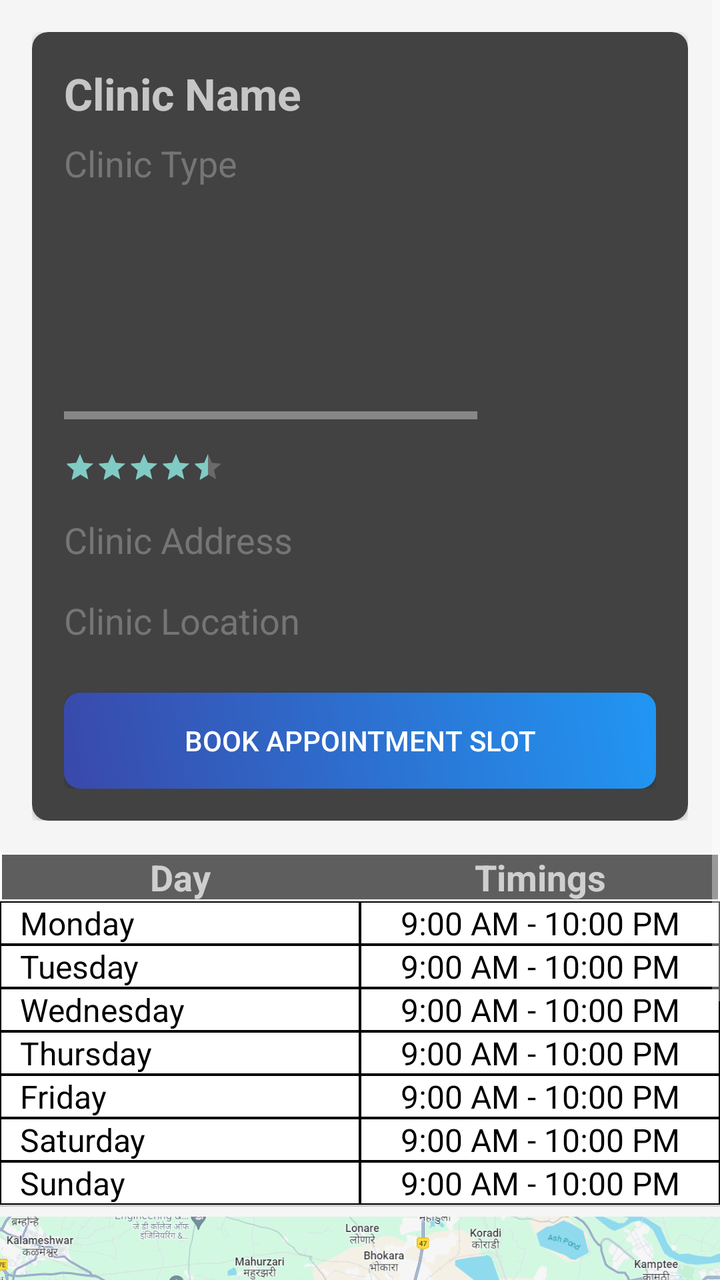
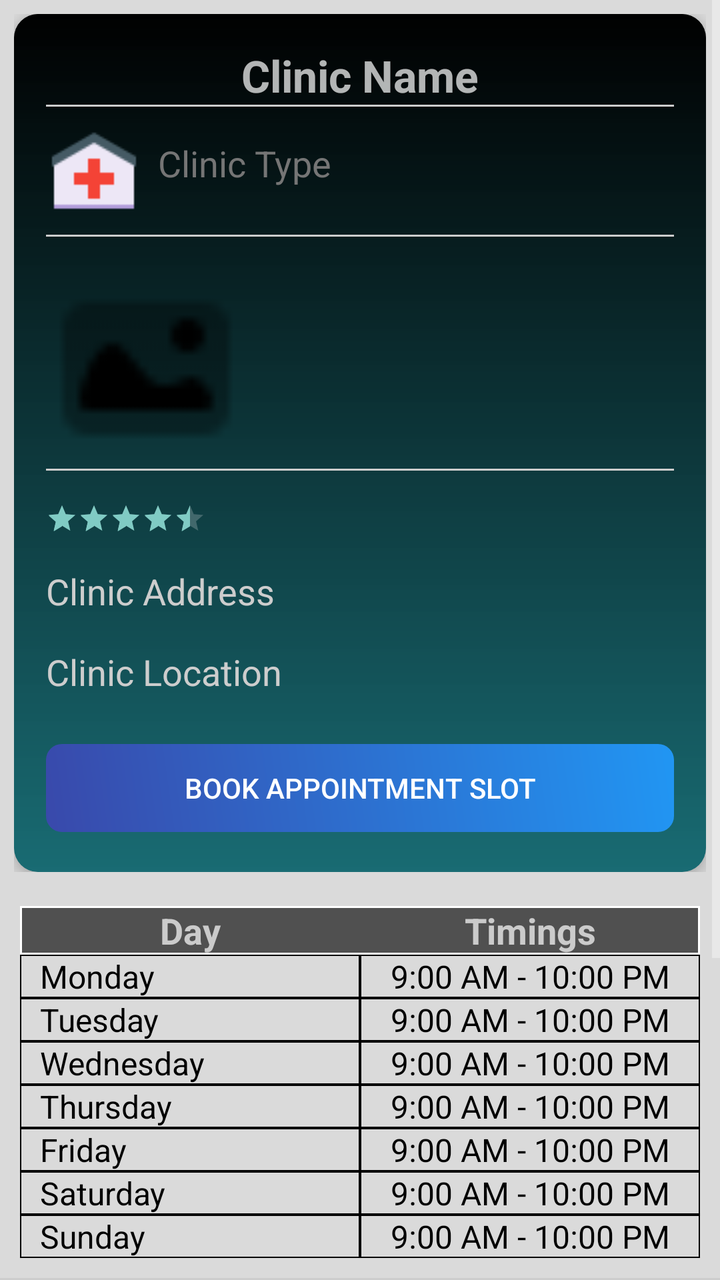

The first picture is an Android layout as it rendered before a commit; the second is the same layout after the commit. The layout source and the unified diff follow.
<!-- AndroidManifest.xml: application theme Theme.AppCompat -->
<!-- res/layout/activity_view_more.xml -->
<?xml version="1.0" encoding="utf-8"?>
<ScrollView xmlns:android="http://schemas.android.com/apk/res/android"
    xmlns:app="http://schemas.android.com/apk/res-auto"
    android:layout_width="match_parent"
    android:layout_height="match_parent"
    android:background="#F5F5F5">

    <LinearLayout
        android:layout_width="match_parent"
        android:layout_height="wrap_content"
        android:orientation="vertical">

        <RelativeLayout
            android:layout_width="match_parent"
            android:layout_height="wrap_content"
            android:padding="16dp">

            <ProgressBar
                android:id="@+id/progressBar"
                android:layout_width="wrap_content"
                android:layout_height="wrap_content"
                android:layout_centerInParent="true"
                android:visibility="visible" />

            
            <androidx.cardview.widget.CardView
                android:id="@+id/cardClinic"
                android:layout_width="match_parent"
                android:layout_height="wrap_content"
                android:background="#FFFFFF"
                app:cardCornerRadius="8dp">

                <LinearLayout
                    android:layout_width="match_parent"
                    android:layout_height="wrap_content"
                    android:orientation="vertical"
                    android:padding="16dp">

                    <TextView
                        android:id="@+id/textClinicName1"
                        android:layout_width="wrap_content"
                        android:layout_height="wrap_content"
                        android:text="Clinic Name"
                        android:textSize="22sp"
                        android:textStyle="bold" />

                    <TextView
                        android:id="@+id/textClinictype"
                        android:layout_width="wrap_content"
                        android:layout_height="wrap_content"
                        android:paddingTop="8dp"
                        android:text="Clinic Type"
                        android:textColor="#757575"
                        android:textSize="18sp" />

                    
                    <HorizontalScrollView
                        android:layout_width="match_parent"
                        android:layout_height="wrap_content"
                        android:layout_marginTop="16dp">

                        <LinearLayout
                            android:layout_width="wrap_content"
                            android:layout_height="wrap_content"
                            android:orientation="horizontal">

                            
                            <ImageView
                                android:id="@+id/imagePreview1"
                                android:layout_width="100dp"
                                android:layout_height="100dp"
                                android:layout_marginRight="8dp"
                                android:scaleType="centerCrop" />

                            <ImageView
                                android:id="@+id/imagePreview2"
                                android:layout_width="100dp"
                                android:layout_height="100dp"
                                android:layout_marginRight="8dp"
                                android:scaleType="centerCrop" />

                            <ImageView
                                android:id="@+id/imagePreview3"
                                android:layout_width="100dp"
                                android:layout_height="100dp"
                                android:layout_marginRight="8dp"
                                android:scaleType="centerCrop" />

                            <ImageView
                                android:id="@+id/imagePreview4"
                                android:layout_width="100dp"
                                android:layout_height="100dp"
                                android:scaleType="centerCrop" />
                        </LinearLayout>
                    </HorizontalScrollView>

                    <RatingBar
                        style="?android:attr/ratingBarStyleSmall"
                        android:layout_width="wrap_content"
                        android:layout_height="wrap_content"
                        android:layout_marginTop="16dp"
                        android:numStars="5"
                        android:rating="4.5"
                        android:stepSize="0.1" />

                    <TextView
                        android:id="@+id/textClinicAddress1"
                        android:layout_width="wrap_content"
                        android:layout_height="wrap_content"
                        android:layout_marginTop="16dp"
                        android:text="Clinic Address"
                        android:textColor="#757575"
                        android:textSize="18sp" />

                    <TextView
                        android:id="@+id/textCliniclocation"
                        android:layout_width="wrap_content"
                        android:layout_height="wrap_content"
                        android:layout_marginTop="16dp"
                        android:text="Clinic Location"
                        android:textColor="#757575"
                        android:textSize="18sp" />

                    <Button
                        android:id="@+id/buttonBookAppointment"
                        android:layout_width="match_parent"
                        android:layout_height="wrap_content"
                        android:layout_marginTop="24dp"
                        android:background="@drawable/bg_blue_button"
                        android:text="Book Appointment Slot"
                        android:textColor="#FFFFFF" />
                </LinearLayout>
            </androidx.cardview.widget.CardView>
        </RelativeLayout>

        <TableLayout
            android:id="@+id/tableLayoutSchedule"
            android:layout_width="match_parent"
            android:layout_height="wrap_content"
            android:background="#FFFFFF">

            
            <TableRow android:background="@drawable/table_border">

                <TextView
                    android:layout_width="0dp"
                    android:layout_height="wrap_content"
                    android:layout_weight="1"
                    android:gravity="center"
                    android:text="Day"
                    android:textSize="18sp"
                    android:textStyle="bold" />

                <TextView
                    android:layout_width="0dp"
                    android:layout_height="wrap_content"
                    android:layout_weight="1"
                    android:gravity="center"
                    android:text="Timings"
                    android:textSize="18sp"
                    android:textStyle="bold" />
            </TableRow>

            
            <TableRow>

                <TextView
                    android:layout_width="0dp"
                    android:layout_height="wrap_content"
                    android:layout_weight="1"
                    android:background="@drawable/table_cell_border"
                    android:gravity="left"
                    android:paddingLeft="10dp"
                    android:text="Monday"
                    android:textColor="#000000"
                    android:textSize="16sp" />

                <TextView
                    android:id="@+id/textMondayTimings"
                    android:layout_width="0dp"
                    android:layout_height="wrap_content"
                    android:layout_weight="1"
                    android:background="@drawable/table_cell_border"
                    android:gravity="center"
                    android:text="9:00 AM - 10:00 PM"
                    android:textColor="#000000"
                    android:textSize="16sp" />
            </TableRow>

            <TableRow>

                <TextView
                    android:layout_width="0dp"
                    android:layout_height="wrap_content"
                    android:layout_weight="1"
                    android:background="@drawable/table_cell_border"
                    android:gravity="left"
                    android:paddingLeft="10dp"
                    android:text="Tuesday"
                    android:textColor="#000000"
                    android:textSize="16sp" />

                <TextView
                    android:id="@+id/textTuesdayTimings"
                    android:layout_width="0dp"
                    android:layout_height="wrap_content"
                    android:layout_weight="1"
                    android:background="@drawable/table_cell_border"
                    android:gravity="center"
                    android:text="9:00 AM - 10:00 PM"
                    android:textColor="#000000"
                    android:textSize="16sp" />
            </TableRow>

            <TableRow>

                <TextView
                    android:layout_width="0dp"
                    android:layout_height="wrap_content"
                    android:layout_weight="1"
                    android:background="@drawable/table_cell_border"
                    android:gravity="left"
                    android:paddingLeft="10dp"
                    android:text="Wednesday"
                    android:textColor="#000000"
                    android:textSize="16sp" />

                <TextView
                    android:id="@+id/textWednesdayTimings"
                    android:layout_width="0dp"
                    android:layout_height="wrap_content"
                    android:layout_weight="1"
                    android:background="@drawable/table_cell_border"
                    android:gravity="center"
                    android:text="9:00 AM - 10:00 PM"
                    android:textColor="#000000"
                    android:textSize="16sp" />
            </TableRow>

            <TableRow>

                <TextView
                    android:layout_width="0dp"
                    android:layout_height="wrap_content"
                    android:layout_weight="1"
                    android:background="@drawable/table_cell_border"
                    android:gravity="left"
                    android:paddingLeft="10dp"
                    android:text="Thursday"
                    android:textColor="#000000"
                    android:textSize="16sp" />

                <TextView
                    android:id="@+id/textThursdayTimings"
                    android:layout_width="0dp"
                    android:layout_height="wrap_content"
                    android:layout_weight="1"
                    android:background="@drawable/table_cell_border"
                    android:gravity="center"
                    android:text="9:00 AM - 10:00 PM"
                    android:textColor="#000000"
                    android:textSize="16sp" />
            </TableRow>

            <TableRow>

                <TextView
                    android:layout_width="0dp"
                    android:layout_height="wrap_content"
                    android:layout_weight="1"
                    android:background="@drawable/table_cell_border"
                    android:gravity="left"
                    android:paddingLeft="10dp"
                    android:text="Friday"
                    android:textColor="#000000"
                    android:textSize="16sp" />

                <TextView
                    android:id="@+id/textFridayTimings"
                    android:layout_width="0dp"
                    android:layout_height="wrap_content"
                    android:layout_weight="1"
                    android:background="@drawable/table_cell_border"
                    android:gravity="center"
                    android:text="9:00 AM - 10:00 PM"
                    android:textColor="#000000"
                    android:textSize="16sp" />
            </TableRow>

            <TableRow>

                <TextView
                    android:layout_width="0dp"
                    android:layout_height="wrap_content"
                    android:layout_weight="1"
                    android:background="@drawable/table_cell_border"
                    android:gravity="left"
                    android:paddingLeft="10dp"
                    android:text="Saturday"
                    android:textColor="#000000"
                    android:textSize="16sp" />

                <TextView
                    android:id="@+id/textSaturdayTimings"
                    android:layout_width="0dp"
                    android:layout_height="wrap_content"
                    android:layout_weight="1"
                    android:background="@drawable/table_cell_border"
                    android:gravity="center"
                    android:text="9:00 AM - 10:00 PM"
                    android:textColor="#000000"
                    android:textSize="16sp" />
            </TableRow>

            <TableRow>

                <TextView
                    android:layout_width="0dp"
                    android:layout_height="wrap_content"
                    android:layout_weight="1"
                    android:background="@drawable/table_cell_border"
                    android:gravity="left"
                    android:paddingLeft="10dp"
                    android:text="Sunday"
                    android:textColor="#000000"
                    android:textSize="16sp" />

                <TextView
                    android:id="@+id/textSundayTimings"
                    android:layout_width="0dp"
                    android:layout_height="wrap_content"
                    android:layout_weight="1"
                    android:background="@drawable/table_cell_border"
                    android:gravity="center"
                    android:text="9:00 AM - 10:00 PM"
                    android:textColor="#000000"
                    android:textSize="16sp" />
            </TableRow>
        </TableLayout>

        <View
            android:layout_width="match_parent"
            android:layout_height="1dp"
            android:background="#CCCCCC" />

        <FrameLayout
            android:layout_width="match_parent"
            android:layout_height="210dp"
            android:layout_marginTop="5dp">

            
            <ImageView
                android:layout_width="match_parent"
                android:layout_height="210dp"
                android:scaleType="centerCrop"
                android:src="@drawable/map" />

            
            <Button
                android:id="@+id/buttonViewOnMap"
                android:layout_width="118dp"
                android:layout_height="wrap_content"
                android:layout_gravity="center"
                android:layout_marginLeft="8dp"
                android:background="@drawable/rounded_button"
                android:text="View on Map"
                android:textColor="#FFFFFF" />
        </FrameLayout>
    </LinearLayout>
</ScrollView>
<!-- resources referenced by this layout -->
<resources>
  <!-- drawable bg_blue_button (drawable) -->
  <shape xmlns:android="http://schemas.android.com/apk/res/android">
      <gradient
          android:angle="45"
          android:endColor="#2196F3"
          android:startColor="#3949AB" />
      <corners android:radius="8dp" />
  </shape>
  <!-- drawable map: png bitmap (drawable, 633407 bytes) -->
  <!-- drawable rounded_button (drawable) -->
  <?xml version="1.0" encoding="utf-8"?>
  <selector xmlns:android="http://schemas.android.com/apk/res/android">
      <item>
          <shape android:shape="rectangle">
              <corners android:radius="8dp" />
              <solid android:color="#00B0FF" />
          </shape>
      </item>
  </selector>
  <!-- drawable table_border (drawable) -->
  <shape xmlns:android="http://schemas.android.com/apk/res/android">
      <solid android:color="#A1000000" />
      <stroke
          android:width="1dp"
          android:color="#FFFFFF" />
  </shape>
  <!-- drawable table_cell_border (drawable) -->
  <shape xmlns:android="http://schemas.android.com/apk/res/android"
      android:shape="rectangle">
      <stroke
          android:width="0.8dp"
          android:color="#000000" />
  </shape>
</resources>

<!-- the commit's change to res/layout/activity_view_more.xml (unified diff, before → after) -->
@@ -3,7 +3,7 @@
     xmlns:app="http://schemas.android.com/apk/res-auto"
     android:layout_width="match_parent"
     android:layout_height="match_parent"
-    android:background="#F5F5F5">
+    android:background="#D2FFFFFF">
 
     <LinearLayout
         android:layout_width="match_parent"
@@ -13,7 +13,7 @@
         <RelativeLayout
             android:layout_width="match_parent"
             android:layout_height="wrap_content"
-            android:padding="16dp">
+            android:padding="7dp">
 
             <ProgressBar
                 android:id="@+id/progressBar"
@@ -23,54 +23,80 @@
                 android:visibility="visible" />
 
             
-            <androidx.cardview.widget.CardView
-                android:id="@+id/cardClinic"
-                android:layout_width="match_parent"
-                android:layout_height="wrap_content"
-                android:background="#FFFFFF"
-                app:cardCornerRadius="8dp">
-
-                <LinearLayout
-                    android:layout_width="match_parent"
-                    android:layout_height="wrap_content"
-                    android:orientation="vertical"
-                    android:padding="16dp">
-
-                    <TextView
-                        android:id="@+id/textClinicName1"
-                        android:layout_width="wrap_content"
-                        android:layout_height="wrap_content"
-                        android:text="Clinic Name"
-                        android:textSize="22sp"
-                        android:textStyle="bold" />
-
-                    <TextView
-                        android:id="@+id/textClinictype"
-                        android:layout_width="wrap_content"
-                        android:layout_height="wrap_content"
-                        android:paddingTop="8dp"
-                        android:text="Clinic Type"
-                        android:textColor="#757575"
-                        android:textSize="18sp" />
-
-                    
-                    <HorizontalScrollView
-                        android:layout_width="match_parent"
-                        android:layout_height="wrap_content"
-                        android:layout_marginTop="16dp">
-
-                        <LinearLayout
-                            android:layout_width="wrap_content"
-                            android:layout_height="wrap_content"
-                            android:orientation="horizontal">
-
-                            
-                            <ImageView
-                                android:id="@+id/imagePreview1"
-                                android:layout_width="100dp"
-                                android:layout_height="100dp"
-                                android:layout_marginRight="8dp"
-                                android:scaleType="centerCrop" />
+        <androidx.cardview.widget.CardView
+            android:id="@+id/cardClinic"
+            android:layout_width="match_parent"
+            android:layout_height="wrap_content"
+            app:cardCornerRadius="12dp"
+            app:cardElevation="4dp">
+
+        <LinearLayout
+            android:layout_width="match_parent"
+            android:layout_height="wrap_content"
+            android:orientation="vertical"
+            android:background="@drawable/android_fade"
+            android:padding="16dp">
+
+            <TextView
+                android:id="@+id/textClinicName1"
+                android:layout_width="wrap_content"
+                android:layout_height="wrap_content"
+                android:layout_gravity="center"
+                android:text="Clinic Name"
+                android:textSize="22sp"
+                android:textStyle="bold" />
+
+            
+            <View
+                android:layout_width="match_parent"
+                android:layout_height="1dp"
+                android:background="#CCCCCC" />
+
+            
+            <LinearLayout
+                android:layout_width="match_parent"
+                android:layout_height="wrap_content"
+                android:orientation="horizontal"
+                android:paddingTop="8dp"
+                android:paddingBottom="8dp">
+
+                <ImageView
+                    android:layout_width="wrap_content"
+                    android:layout_height="wrap_content"
+                    android:src="@drawable/clinic" />
+
+                <TextView
+                    android:id="@+id/textClinictype"
+                    android:layout_width="wrap_content"
+                    android:layout_height="wrap_content"
+                    android:layout_marginStart="8dp"
+                    android:layout_marginTop="8dp"
+                    android:text="Clinic Type"
+                    android:textColor="#757575"
+                    android:textSize="18sp" />
+            </LinearLayout>
+
+            
+            <View
+                android:layout_width="match_parent"
+                android:layout_height="1dp"
+                android:background="#CCCCCC" />
+
+            
+            <LinearLayout
+                android:layout_width="match_parent"
+                android:layout_height="wrap_content"
+                android:orientation="horizontal"
+                android:paddingTop="16dp">
+
+                
+                <ImageView
+                    android:id="@+id/imagePreview1"
+                    android:layout_width="100dp"
+                    android:layout_height="100dp"
+                    android:layout_marginEnd="8dp"
+                    android:background="@drawable/imageviewnew"
+                    android:scaleType="centerCrop" />
 
                             <ImageView
                                 android:id="@+id/imagePreview2"
@@ -92,56 +118,59 @@
                                 android:layout_height="100dp"
                                 android:scaleType="centerCrop" />
                         </LinearLayout>
-                    </HorizontalScrollView>
-
-                    <RatingBar
-                        style="?android:attr/ratingBarStyleSmall"
-                        android:layout_width="wrap_content"
-                        android:layout_height="wrap_content"
-                        android:layout_marginTop="16dp"
-                        android:numStars="5"
-                        android:rating="4.5"
-                        android:stepSize="0.1" />
-
-                    <TextView
-                        android:id="@+id/textClinicAddress1"
-                        android:layout_width="wrap_content"
-                        android:layout_height="wrap_content"
-                        android:layout_marginTop="16dp"
-                        android:text="Clinic Address"
-                        android:textColor="#757575"
-                        android:textSize="18sp" />
-
-                    <TextView
-                        android:id="@+id/textCliniclocation"
-                        android:layout_width="wrap_content"
-                        android:layout_height="wrap_content"
-                        android:layout_marginTop="16dp"
-                        android:text="Clinic Location"
-                        android:textColor="#757575"
-                        android:textSize="18sp" />
-
-                    <Button
-                        android:id="@+id/buttonBookAppointment"
-                        android:layout_width="match_parent"
-                        android:layout_height="wrap_content"
-                        android:layout_marginTop="24dp"
-                        android:background="@drawable/bg_blue_button"
-                        android:text="Book Appointment Slot"
-                        android:textColor="#FFFFFF" />
+        <View
+            android:layout_width="match_parent"
+            android:layout_height="1dp"
+            android:background="#CCCCCC" />
+
+        
+        <RatingBar
+            style="?android:attr/ratingBarStyleSmall"
+            android:layout_width="wrap_content"
+            android:layout_height="wrap_content"
+            android:layout_marginTop="16dp"
+            android:numStars="5"
+            android:rating="4.5"
+            android:stepSize="0.1" />
+
+        
+        <TextView
+            android:id="@+id/textClinicAddress1"
+            android:layout_width="wrap_content"
+            android:layout_height="wrap_content"
+            android:layout_marginTop="16dp"
+            android:text="Clinic Address"
+            android:textColor="#CDCDCD"
+            android:textSize="18sp" />
+
+        
+        <TextView
+            android:id="@+id/textCliniclocation"
+            android:layout_width="wrap_content"
+            android:layout_height="wrap_content"
+            android:layout_marginTop="16dp"
+            android:text="Clinic Location"
+            android:textColor="#CDCDCD"
+            android:textSize="18sp" />
+
+        
+        <Button
+            android:id="@+id/buttonBookAppointment"
+            android:layout_width="match_parent"
+            android:layout_height="wrap_content"
+            android:layout_marginTop="24dp"
+            android:background="@drawable/bg_blue_button"
+            android:text="Book Appointment Slot"
+            android:textColor="#FFFFFF" />
                 </LinearLayout>
             </androidx.cardview.widget.CardView>
         </RelativeLayout>
-
         <TableLayout
             android:id="@+id/tableLayoutSchedule"
             android:layout_width="match_parent"
-            android:layout_height="wrap_content"
-            android:background="#FFFFFF">
-
-            
+            android:padding="10dp"
+            android:layout_height="wrap_content">
             <TableRow android:background="@drawable/table_border">
-
                 <TextView
                     android:layout_width="0dp"
                     android:layout_height="wrap_content"
@@ -160,7 +189,6 @@
                     android:textSize="18sp"
                     android:textStyle="bold" />
             </TableRow>
-
             
             <TableRow>
 
@@ -362,7 +390,7 @@
                 android:layout_height="wrap_content"
                 android:layout_gravity="center"
                 android:layout_marginLeft="8dp"
-                android:background="@drawable/rounded_button"
+                android:background="@drawable/bg_blue_button"
                 android:text="View on Map"
                 android:textColor="#FFFFFF" />
         </FrameLayout>
<!-- resource entries referenced after the edit -->
@@ -1,24 +1,37 @@
 <!-- resources referenced by this layout -->
 <resources>
-  <!-- drawable bg_blue_button (drawable) -->
+  <!-- drawable android_fade (drawable) -->
   <shape xmlns:android="http://schemas.android.com/apk/res/android">
       <gradient
-          android:angle="45"
-          android:endColor="#2196F3"
-          android:startColor="#3949AB" />
-      <corners android:radius="8dp" />
+          android:angle="270"
+          android:endColor="#A100838F"
+          android:startColor="#000000"
+          android:type="linear" />
   </shape>
-  <!-- drawable map: png bitmap (drawable, 633407 bytes) -->
-  <!-- drawable rounded_button (drawable) -->
-  <?xml version="1.0" encoding="utf-8"?>
-  <selector xmlns:android="http://schemas.android.com/apk/res/android">
+  <!-- drawable bg_blue_button (drawable) -->
+  <layer-list xmlns:android="http://schemas.android.com/apk/res/android">
+      
       <item>
           <shape android:shape="rectangle">
               <corners android:radius="8dp" />
-              <solid android:color="#00B0FF" />
+              <solid android:color="@android:color/transparent" />
+              <padding android:bottom="4dp" />
           </shape>
       </item>
-  </selector>
+      
+      <item>
+          <shape android:shape="rectangle">
+              <gradient
+                  android:angle="45"
+                  android:endColor="#2196F3"
+                  android:startColor="#3949AB" />
+              <corners android:radius="8dp" />
+          </shape>
+      </item>
+  </layer-list>
+  <!-- drawable clinic: png bitmap (drawable, 627 bytes) -->
+  <!-- drawable imageviewnew: png bitmap (drawable, 290 bytes) -->
+  <!-- drawable map: png bitmap (drawable, 633407 bytes) -->
   <!-- drawable table_border (drawable) -->
   <shape xmlns:android="http://schemas.android.com/apk/res/android">
       <solid android:color="#A1000000" />
